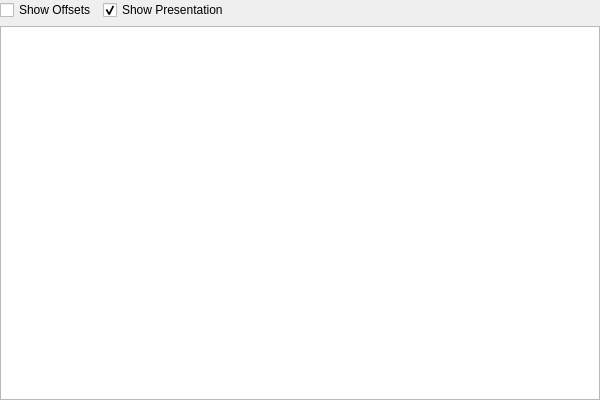
Before: the Qt Designer form XFWidgets/xfwidget_table.ui in horsicq/FormatWidgets, drawn with Qt 5.
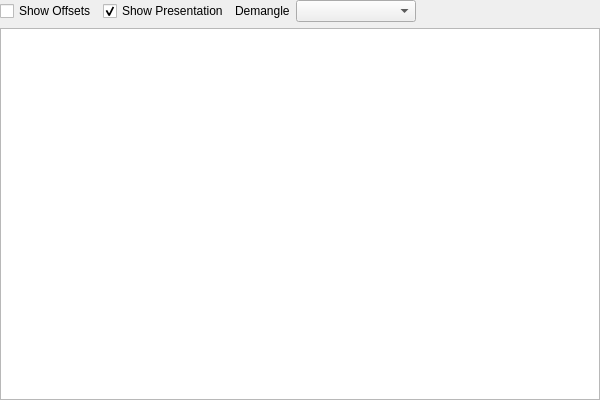
After: the same form once the commit is applied. Custom widgets are drawn as their Qt base class.

```diff
--- a/XFWidgets/xfwidget_table.ui
+++ b/XFWidgets/xfwidget_table.ui
@@ -58,6 +58,23 @@
         </property>
        </widget>
       </item>
+      <item>
+       <widget class="QLabel" name="labelDemangle">
+        <property name="text">
+         <string>Demangle</string>
+        </property>
+       </widget>
+      </item>
+      <item>
+       <widget class="QComboBox" name="comboBoxDemangle">
+        <property name="minimumSize">
+         <size>
+          <width>120</width>
+          <height>0</height>
+         </size>
+        </property>
+       </widget>
+      </item>
       <item>
        <spacer name="horizontalSpacerToolBar">
         <property name="orientation">
```
